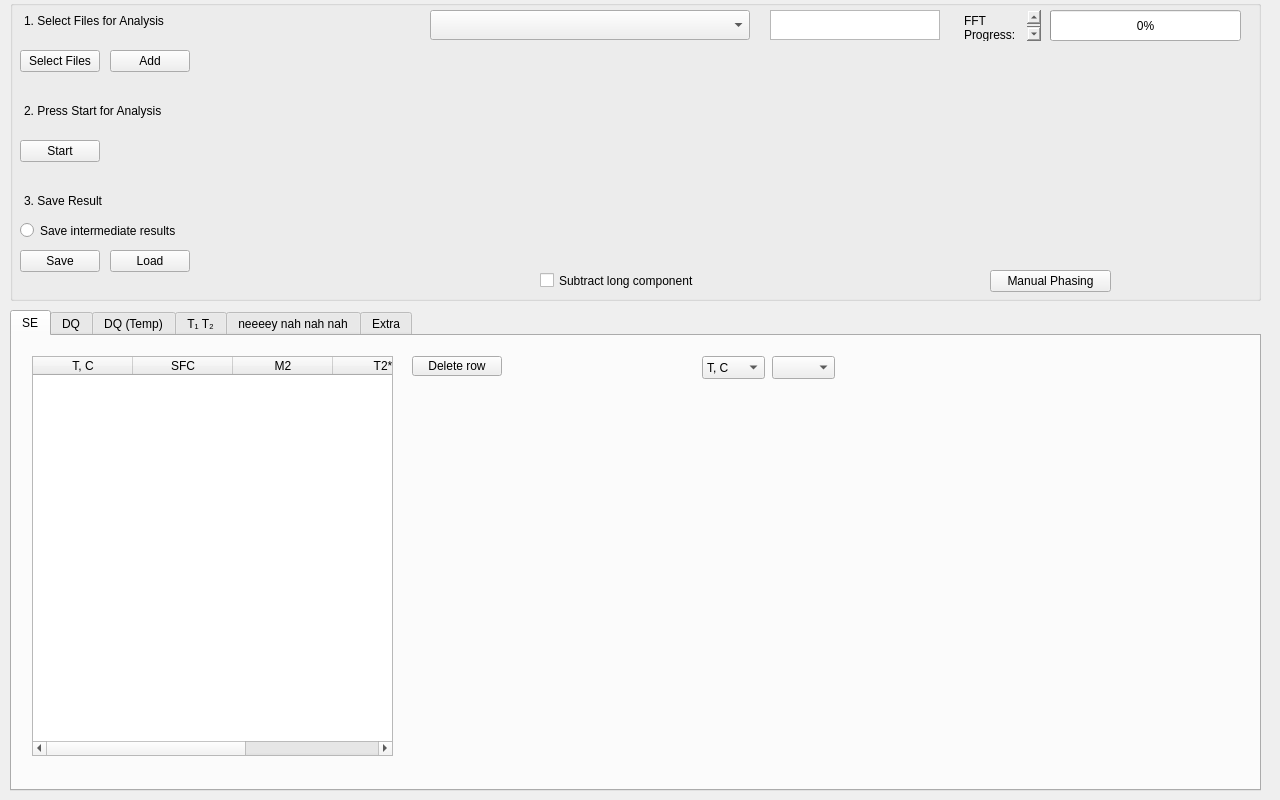
Old version of the form form.ui in the repository timesama/M2-Approach.
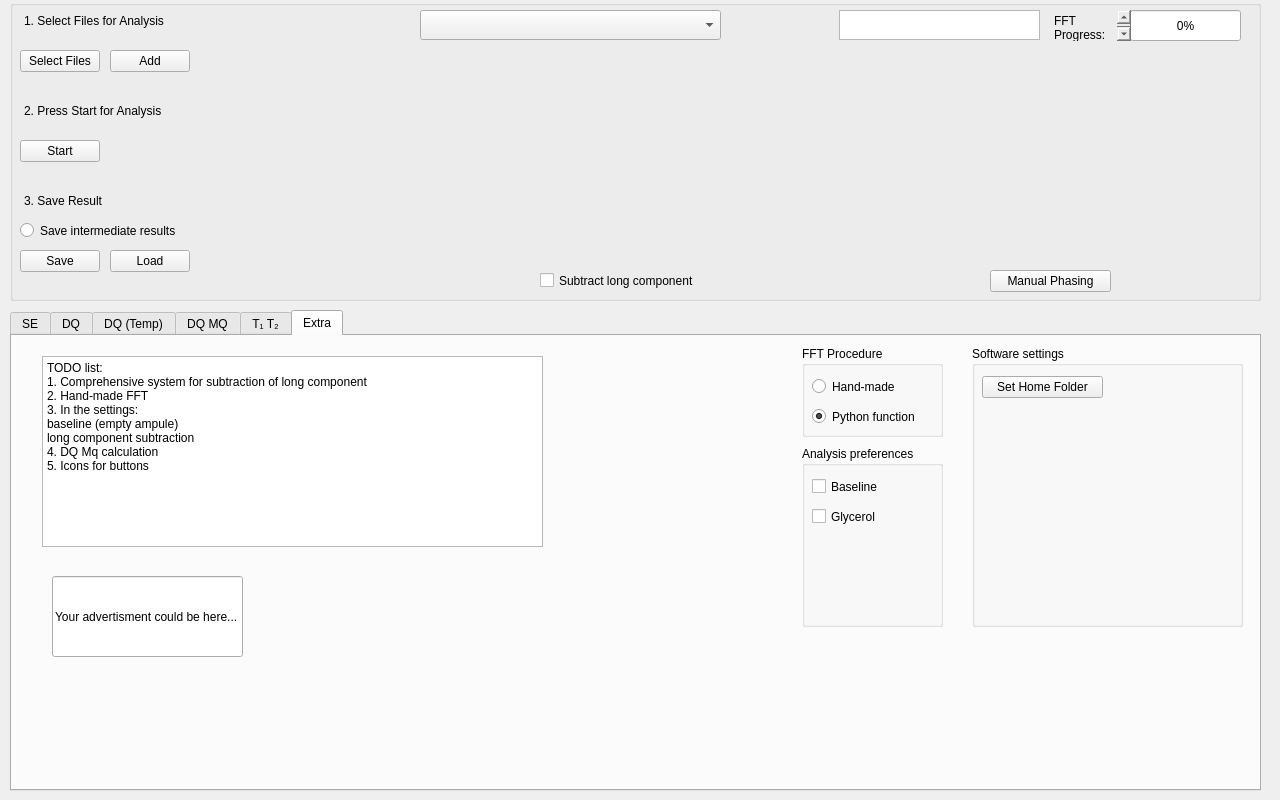
New version of the form. Custom widgets are drawn as their Qt base class.

Commit message: Hand made FFT by choice

The edit to the form file:
```diff
--- a/form.ui
+++ b/form.ui
@@ -87,7 +87,7 @@
      </sizepolicy>
     </property>
     <property name="currentIndex">
-     <number>0</number>
+     <number>5</number>
     </property>
     <widget class="QWidget" name="tab_1">
      <attribute name="title">
@@ -870,6 +870,11 @@
       </property>
      </widget>
     </widget>
+    <widget class="QWidget" name="tab_4">
+     <attribute name="title">
+      <string>DQ MQ</string>
+     </attribute>
+    </widget>
     <widget class="QWidget" name="tab">
      <attribute name="title">
       <string>T₁ T₂</string>
@@ -1381,20 +1386,15 @@
       </widget>
      </widget>
     </widget>
-    <widget class="QWidget" name="tab_4">
-     <attribute name="title">
-      <string>neeeey nah nah nah</string>
-     </attribute>
-    </widget>
-    <widget class="QWidget" name="tab_last">
+    <widget class="QWidget" name="tab_Extra">
      <attribute name="title">
       <string>Extra</string>
      </attribute>
      <widget class="QLineEdit" name="lineEdit_2">
       <property name="geometry">
        <rect>
-        <x>370</x>
-        <y>120</y>
+        <x>40</x>
+        <y>240</y>
         <width>191</width>
         <height>81</height>
        </rect>
@@ -1403,6 +1403,140 @@
        <string>Your advertisment could be here...</string>
       </property>
      </widget>
+     <widget class="QTextEdit" name="textEdit_11">
+      <property name="geometry">
+       <rect>
+        <x>30</x>
+        <y>20</y>
+        <width>501</width>
+        <height>191</height>
+       </rect>
+      </property>
+      <property name="html">
+       <string>&lt;!DOCTYPE HTML PUBLIC &quot;-//W3C//DTD HTML 4.0//EN&quot; &quot;http://www.w3.org/TR/REC-html40/strict.dtd&quot;&gt;
+&lt;html&gt;&lt;head&gt;&lt;meta name=&quot;qrichtext&quot; content=&quot;1&quot; /&gt;&lt;meta charset=&quot;utf-8&quot; /&gt;&lt;style type=&quot;text/css&quot;&gt;
+p, li { white-space: pre-wrap; }
+hr { height: 1px; border-width: 0; }
+li.unchecked::marker { content: &quot;\2610&quot;; }
+li.checked::marker { content: &quot;\2612&quot;; }
+&lt;/style&gt;&lt;/head&gt;&lt;body style=&quot; font-family:'Segoe UI'; font-size:9pt; font-weight:400; font-style:normal;&quot;&gt;
+&lt;p style=&quot; margin-top:0px; margin-bottom:0px; margin-left:0px; margin-right:0px; -qt-block-indent:0; text-indent:0px;&quot;&gt;TODO list:&lt;/p&gt;
+&lt;p style=&quot; margin-top:0px; margin-bottom:0px; margin-left:0px; margin-right:0px; -qt-block-indent:0; text-indent:0px;&quot;&gt;1. Comprehensive system for subtraction of long component&lt;/p&gt;
+&lt;p style=&quot; margin-top:0px; margin-bottom:0px; margin-left:0px; margin-right:0px; -qt-block-indent:0; text-indent:0px;&quot;&gt;2. Hand-made FFT&lt;/p&gt;
+&lt;p style=&quot; margin-top:0px; margin-bottom:0px; margin-left:0px; margin-right:0px; -qt-block-indent:0; text-indent:0px;&quot;&gt;3. In the settings: &lt;/p&gt;
+&lt;p style=&quot; margin-top:0px; margin-bottom:0px; margin-left:0px; margin-right:0px; -qt-block-indent:0; text-indent:0px;&quot;&gt;baseline (empty ampule)&lt;/p&gt;
+&lt;p style=&quot; margin-top:0px; margin-bottom:0px; margin-left:0px; margin-right:0px; -qt-block-indent:0; text-indent:0px;&quot;&gt;long component subtraction&lt;/p&gt;
+&lt;p style=&quot; margin-top:0px; margin-bottom:0px; margin-left:0px; margin-right:0px; -qt-block-indent:0; text-indent:0px;&quot;&gt;4. DQ Mq calculation&lt;/p&gt;
+&lt;p style=&quot; margin-top:0px; margin-bottom:0px; margin-left:0px; margin-right:0px; -qt-block-indent:0; text-indent:0px;&quot;&gt;5. Icons for buttons&lt;/p&gt;&lt;/body&gt;&lt;/html&gt;</string>
+      </property>
+     </widget>
+     <widget class="QGroupBox" name="groupBox_2">
+      <property name="geometry">
+       <rect>
+        <x>790</x>
+        <y>110</y>
+        <width>141</width>
+        <height>181</height>
+       </rect>
+      </property>
+      <property name="title">
+       <string>Analysis preferences</string>
+      </property>
+      <widget class="QCheckBox" name="checkBox">
+       <property name="geometry">
+        <rect>
+         <x>10</x>
+         <y>30</y>
+         <width>70</width>
+         <height>21</height>
+        </rect>
+       </property>
+       <property name="text">
+        <string>Baseline</string>
+       </property>
+      </widget>
+      <widget class="QCheckBox" name="checkBox_3">
+       <property name="geometry">
+        <rect>
+         <x>10</x>
+         <y>60</y>
+         <width>70</width>
+         <height>21</height>
+        </rect>
+       </property>
+       <property name="text">
+        <string>Glycerol</string>
+       </property>
+      </widget>
+     </widget>
+     <widget class="QGroupBox" name="groupBox_3">
+      <property name="geometry">
+       <rect>
+        <x>960</x>
+        <y>10</y>
+        <width>271</width>
+        <height>281</height>
+       </rect>
+      </property>
+      <property name="title">
+       <string>Software settings</string>
+      </property>
+      <widget class="QPushButton" name="pushButton_2">
+       <property name="geometry">
+        <rect>
+         <x>10</x>
+         <y>30</y>
+         <width>121</width>
+         <height>22</height>
+        </rect>
+       </property>
+       <property name="text">
+        <string>Set Home Folder</string>
+       </property>
+      </widget>
+     </widget>
+     <widget class="QGroupBox" name="groupBox_4">
+      <property name="geometry">
+       <rect>
+        <x>790</x>
+        <y>10</y>
+        <width>141</width>
+        <height>91</height>
+       </rect>
+      </property>
+      <property name="title">
+       <string>FFT Procedure</string>
+      </property>
+      <widget class="QRadioButton" name="radioButton_2">
+       <property name="geometry">
+        <rect>
+         <x>10</x>
+         <y>30</y>
+         <width>83</width>
+         <height>21</height>
+        </rect>
+       </property>
+       <property name="text">
+        <string>Hand-made</string>
+       </property>
+      </widget>
+      <widget class="QRadioButton" name="radioButton_3">
+       <property name="geometry">
+        <rect>
+         <x>10</x>
+         <y>60</y>
+         <width>111</width>
+         <height>21</height>
+        </rect>
+       </property>
+       <property name="text">
+        <string>Python function</string>
+       </property>
+       <property name="checked">
+        <bool>true</bool>
+       </property>
+      </widget>
+     </widget>
     </widget>
    </widget>
    <widget class="QGroupBox" name="groupBox">
@@ -1557,9 +1691,9 @@
     <widget class="QComboBox" name="comboBox_4">
      <property name="geometry">
       <rect>
-       <x>420</x>
+       <x>410</x>
        <y>10</y>
-       <width>320</width>
+       <width>301</width>
        <height>30</height>
       </rect>
      </property>
@@ -1580,9 +1714,9 @@
     <widget class="QTextEdit" name="textEdit_6">
      <property name="geometry">
       <rect>
-       <x>760</x>
+       <x>829</x>
        <y>10</y>
-       <width>170</width>
+       <width>201</width>
        <height>30</height>
       </rect>
      </property>
@@ -1673,9 +1807,9 @@
     <widget class="QProgressBar" name="progressBar">
      <property name="geometry">
       <rect>
-       <x>1040</x>
+       <x>1120</x>
        <y>10</y>
-       <width>191</width>
+       <width>111</width>
        <height>31</height>
       </rect>
      </property>
@@ -1699,7 +1833,7 @@
     <widget class="QTextEdit" name="textEdit_5">
      <property name="geometry">
       <rect>
-       <x>950</x>
+       <x>1040</x>
        <y>10</y>
        <width>81</width>
        <height>31</height>
```
The commit also changes 2 other files.
